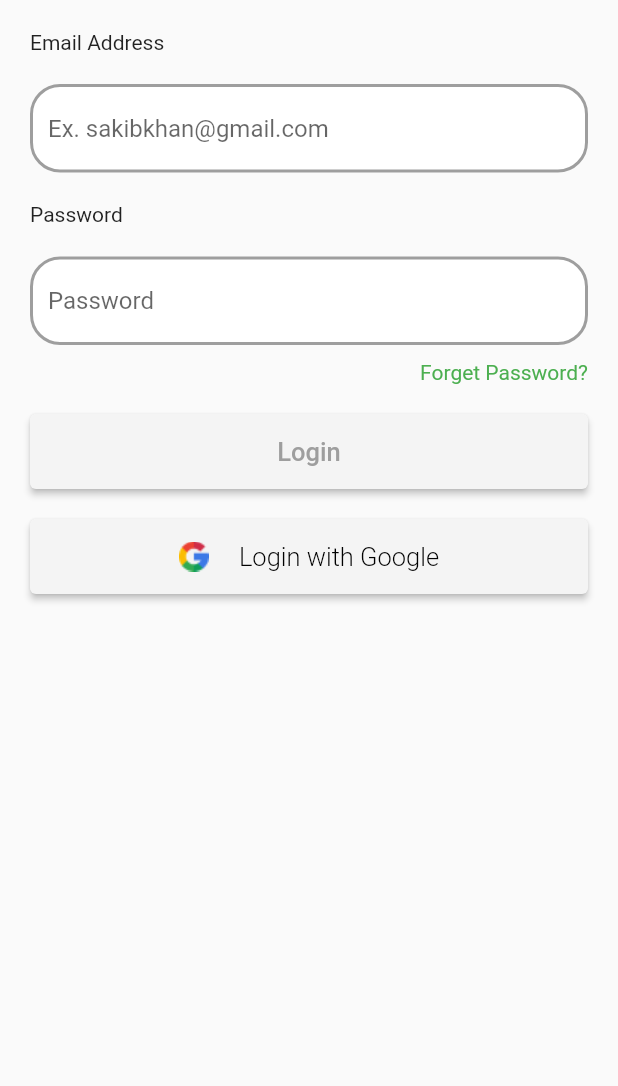
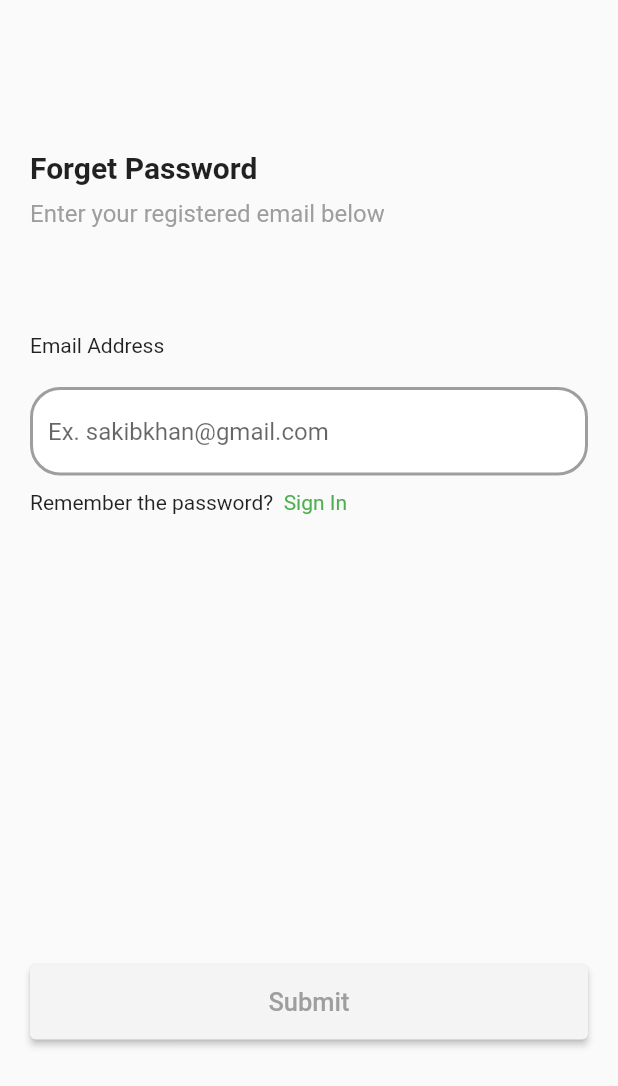
Before and after one commit to sakib151659/task7, a Flutter app: the Login screen opened directly, after a tap on "Forget Password?", on a phone screen of 412 x 824 dp. Shown: the top 1086 px of the screen. Run offline on Flutter 3.47's test engine with Material 2 defaults, Android fonts, the phone set to English and light mode, and no system bars; our stand-ins replace hexcolor.

Commit message:
forgetpassword option added

```diff
--- /dev/null
+++ b/lib/authenticate/forgetPass.dart
@@ -0,0 +1,151 @@
+import 'package:flutter/material.dart';
+import 'package:hexcolor/hexcolor.dart';
+import 'package:task7/authenticate/login.dart';
+import '../shared/textInputDecoration.dart';
+import 'firstScreen.dart';
+import 'forgetPassSuccess.dart';
+
+class ForgetPass extends StatefulWidget {
+  const ForgetPass({Key? key}) : super(key: key);
+
+  @override
+  _ForgetPassState createState() => _ForgetPassState();
+}
+
+class _ForgetPassState extends State<ForgetPass> {
+  final _formKey = GlobalKey<FormState>();
+  String userName = '';
+  String password = '';
+  String error = '';
+  String email = '';
+  bool passwordIcon = true;
+  bool isValidet = false;
+  TextEditingController _emailController = TextEditingController();
+
+
+  @override
+  void initState() {
+    super.initState();
+    _emailController.addListener(() {
+      setState(() {}); // setState every time text changes
+    });
+  }
+
+  @override
+  void dispose() {
+    _emailController.dispose();
+    super.dispose();
+  }
+
+
+  @override
+  Widget build(BuildContext context) {
+    return Scaffold(
+      body: Padding(
+        padding: const EdgeInsets.all(20.0),
+        child: SingleChildScrollView(
+          child: Column(
+            mainAxisAlignment: MainAxisAlignment.start,
+            crossAxisAlignment: CrossAxisAlignment.start,
+            children: <Widget>[
+              const SizedBox(height: 80,),
+              const Text("Forget Password", style: TextStyle(
+                fontWeight: FontWeight.bold,
+                fontSize: 20,
+              ),),
+              const SizedBox(height: 10,),
+              const Text("Enter your registered email below", style: TextStyle(
+                color: Colors.grey,
+                fontSize: 16,
+              ),
+              ),
+
+              Form(
+                key: _formKey,
+                child: Column(
+                  mainAxisAlignment: MainAxisAlignment.spaceBetween,
+                  crossAxisAlignment: CrossAxisAlignment.start,
+                  children: <Widget>[
+                    const SizedBox(height: 70.0),
+                    const Text("Email Address"),
+                    const SizedBox(height: 20.0),
+                    TextFormField(
+                        controller: _emailController,
+                        decoration:textInputDecoration.copyWith(
+                          hintText: 'Ex. sakibkhan@gmail.com',
+
+                        ),
+                        keyboardType: TextInputType.emailAddress,
+                        validator: (val) => val!.isValidEmail() ? null : 'Enter an Valid Email' ,
+                        onChanged: (val){
+                          setState(()=> email= val);
+
+                        }
+                    ),
+
+                    SizedBox(height: 10.0),
+
+                    Row(
+
+                      children: <Widget>[
+                        Text("Remember the password?  "),
+                        InkWell(
+                          child: const Text("Sign In",
+                            style: TextStyle(color: Colors.green),
+                          ),
+                          onTap: (){
+                            //Navigator.of(context).pop();
+                            Navigator.push(context, MaterialPageRoute(builder: (context) => FirstScreen() ));
+                          },
+                        ),
+                      ],
+                    ),
+
+                    SizedBox(height: 300.0),
+                    Row(
+                      children: <Widget>[
+                        Expanded(
+                          child: Container(
+                            height: 50,
+                            padding: const EdgeInsets.fromLTRB(0, 0, 0, 0),
+                            child: ElevatedButton(
+                              style: ElevatedButton.styleFrom(
+                                //primary: HexColor("#F4F4F4"),
+                                primary: (!_emailController.text.contains('@') || !_emailController.text.endsWith(".com")) ? HexColor("#F4F4F4") : Colors.green,
+                              ),
+                              child: Text('Submit',
+                                style: TextStyle(color: (!_emailController.text.contains('@') || !_emailController.text.endsWith(".com")) ? Colors.grey : Colors.white, fontSize: 17.0, ),
+
+                              ),
+                              onPressed: () {
+                                if (_formKey.currentState!.validate()) {
+                                  Navigator.push(context, MaterialPageRoute(builder: (context) => ForgetPassSuccess() ));
+
+                                }
+
+                              },
+                            ),
+                          ),
+                        ),
+                      ],
+                    ),
+
+                    SizedBox(height: 60,),
+                    Container(),
+
+                    SizedBox(height: 12.0),
+                    Text(
+                      error,
+                      style: TextStyle(color: Colors.red, fontSize: 14.0),
+                    ),
+
+                  ],
+                ),
+              ),
+            ],
+          ),
+        ),
+      ),
+    );
+  }
+}
--- a/lib/authenticate/login.dart
+++ b/lib/authenticate/login.dart
@@ -1,5 +1,6 @@
 import 'package:flutter/material.dart';
 import 'package:hexcolor/hexcolor.dart';
+import 'package:task7/authenticate/forgetPass.dart';
 import '../home/home.dart';
 import '../shared/textInputDecoration.dart';
  class Login extends StatefulWidget {
@@ -99,6 +100,8 @@ import '../shared/textInputDecoration.dart';
                              style: TextStyle(color: Colors.green),
                            ),
                            onTap: (){
+                             //Navigator.of(context).pop();
+                             Navigator.push(context, MaterialPageRoute(builder: (context) => ForgetPass() ));
 
                            },
                          ),
@@ -123,7 +126,7 @@ import '../shared/textInputDecoration.dart';
                                ),
                                onPressed: () {
                                  if (_formKey.currentState!.validate()) {
-                                   Navigator.of(context).pop();
+                                   //Navigator.of(context).pop();
                                    Navigator.push(context, MaterialPageRoute(builder: (context) =>  HomePage() ));
                                  }
 
@@ -157,7 +160,7 @@ import '../shared/textInputDecoration.dart';
                                  ),
 
                                  onPressed: () {
-                                   Navigator.of(context).pop();
+                                   //Navigator.of(context).pop();
                                    //Navigator.push(context, new MaterialPageRoute(builder: (context) => HomePage() ));
                                  }
 
```
Also changed, not shown: lib/authenticate/forgetPassSuccess.dart (added, +90 -0 lines), assets/icons/success.png (added).
